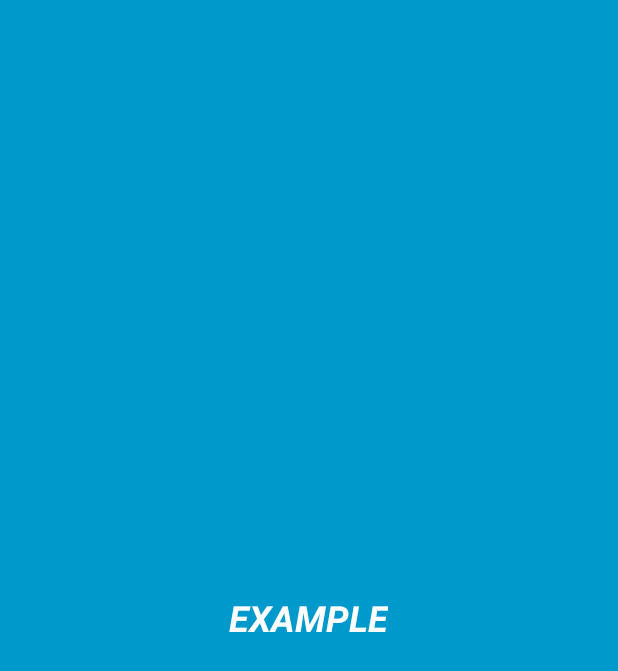
After one commit to shougonyiren/MyCoolWeather, an Android app: the layout new_app_widget.xml on its own in the app's theme, with its tools: preview values and no code run, on a phone screen of 412 x 824 dp. The commit adds this screen. Shown: the top 671 px of the screen. Run offline under Robolectric (Android 15) with nearby library versions, the phone set to English and light mode, and no system bars.

Commit message:
基本修改并准备加入桌面小工具

```diff
--- a/app/src/main/java/love/liuhao/mycoolweather/Presenter/util/HttpUtil.java
+++ b/app/src/main/java/love/liuhao/mycoolweather/Presenter/util/HttpUtil.java
@@ -1,6 +1,7 @@
 package love.liuhao.mycoolweather.Presenter.util;
 
 import android.content.Context;
+import android.net.Network;
 
 import java.io.File;
 import java.util.concurrent.TimeUnit;
@@ -43,7 +44,6 @@ public class HttpUtil {
                 .maxAge(1, TimeUnit.DAYS)
                 .maxStale(1,TimeUnit.DAYS)
                 .build();
-
         Request request = new Request.Builder().cacheControl(cacheControl) .url(address) .build();
         newClient.newCall(request).enqueue(callback);
     }
--- a/app/src/main/java/love/liuhao/mycoolweather/Presenter/util/ImageLoader.java
+++ /dev/null
@@ -1,4 +0,0 @@
-package love.liuhao.mycoolweather.Presenter.util;
-
-public class ImageLoader {
-}
--- /dev/null
+++ b/app/src/main/res/layout/new_app_widget.xml
@@ -0,0 +1,21 @@
+<RelativeLayout xmlns:android="http://schemas.android.com/apk/res/android"
+    android:layout_width="match_parent"
+    android:layout_height="match_parent"
+    android:background="#09C"
+    android:padding="@dimen/widget_margin">
+
+    <TextView
+        android:id="@+id/appwidget_text"
+        android:layout_width="wrap_content"
+        android:layout_height="wrap_content"
+        android:layout_centerHorizontal="true"
+        android:layout_centerVertical="true"
+        android:layout_margin="8dp"
+        android:background="#09C"
+        android:contentDescription="@string/appwidget_text"
+        android:text="@string/appwidget_text"
+        android:textColor="#ffffff"
+        android:textSize="24sp"
+        android:textStyle="bold|italic" />
+
+</RelativeLayout>
--- a/app/src/main/res/values/dimens.xml
+++ b/app/src/main/res/values/dimens.xml
@@ -2,4 +2,10 @@
     <dimen name="app_bar_height">180dp</dimen>
     <dimen name="fab_margin">16dp</dimen>
     <dimen name="text_margin">16dp</dimen>
+
+    <!--
+Refer to App Widget Documentation for margin information
+http://developer.android.com/guide/topics/appwidgets/index.html#CreatingLayout
+    -->
+    <dimen name="widget_margin">8dp</dimen>
 </resources>
--- a/app/src/main/res/values/strings.xml
+++ b/app/src/main/res/values/strings.xml
@@ -94,4 +94,6 @@
 
     <!-- TODO: Remove or change this placeholder text -->
     <string name="hello_blank_fragment">Hello blank fragment</string>
+    <string name="appwidget_text">EXAMPLE</string>
+    <string name="add_widget">Add widget</string>
 </resources>
```
Also changed, not shown: app/src/main/AndroidManifest.xml (+27 -15 lines), app/src/main/java/love/liuhao/mycoolweather/NewAppWidget.java (added, +41 -0 lines), app/src/main/java/love/liuhao/mycoolweather/WeatherActivity.java (+10 -4 lines), app/src/main/java/love/liuhao/mycoolweather/service/AutoUpdateService.java (added, +102 -0 lines), app/src/main/res/XML/new_app_widget_info.xml (added, +7 -0 lines), app/src/main/res/values-v14/dimens.xml (added, +10 -0 lines), app/src/main/res/drawable-nodpi/example_appwidget_preview.png (added).
